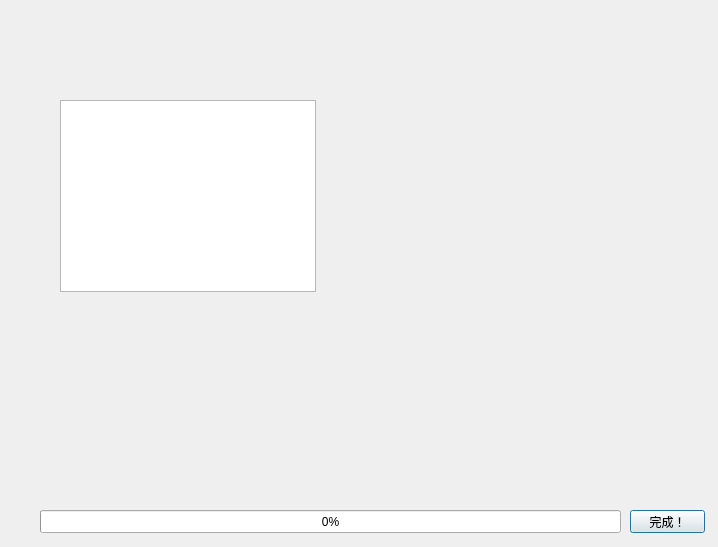
Old version of the form customizedialog.ui in the repository Type3limit/EasyManager.
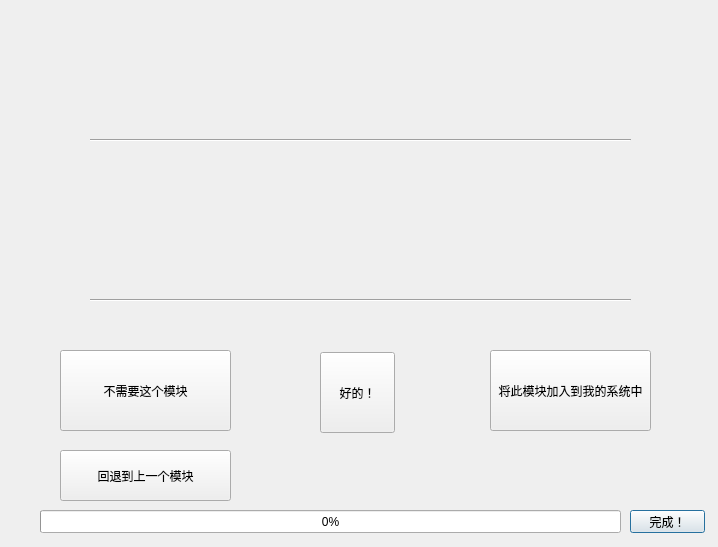
New version of the form.

What changed in the file:
```diff
--- a/customizedialog.ui
+++ b/customizedialog.ui
@@ -10,6 +10,18 @@
     <height>547</height>
    </rect>
   </property>
+  <property name="minimumSize">
+   <size>
+    <width>718</width>
+    <height>547</height>
+   </size>
+  </property>
+  <property name="maximumSize">
+   <size>
+    <width>718</width>
+    <height>547</height>
+   </size>
+  </property>
   <property name="windowTitle">
    <string>Dialog</string>
   </property>
@@ -39,14 +51,112 @@
     <string>完成！</string>
    </property>
   </widget>
-  <widget class="QGraphicsView" name="graphicsView">
+  <widget class="Line" name="TopLine">
    <property name="geometry">
     <rect>
+     <x>90</x>
+     <y>130</y>
+     <width>541</width>
+     <height>20</height>
+    </rect>
+   </property>
+   <property name="orientation">
+    <enum>Qt::Horizontal</enum>
+   </property>
+  </widget>
+  <widget class="Line" name="BottomLine">
+   <property name="geometry">
+    <rect>
+     <x>90</x>
+     <y>290</y>
+     <width>541</width>
+     <height>20</height>
+    </rect>
+   </property>
+   <property name="orientation">
+    <enum>Qt::Horizontal</enum>
+   </property>
+  </widget>
+  <widget class="QLabel" name="DescribeLabel">
+   <property name="geometry">
+    <rect>
+     <x>90</x>
+     <y>140</y>
+     <width>541</width>
+     <height>161</height>
+    </rect>
+   </property>
+   <property name="font">
+    <font>
+     <family>Microsoft YaHei UI</family>
+     <pointsize>14</pointsize>
+     <weight>75</weight>
+     <bold>true</bold>
+    </font>
+   </property>
+   <property name="focusPolicy">
+    <enum>Qt::NoFocus</enum>
+   </property>
+   <property name="layoutDirection">
+    <enum>Qt::LeftToRight</enum>
+   </property>
+   <property name="text">
+    <string/>
+   </property>
+   <property name="textFormat">
+    <enum>Qt::RichText</enum>
+   </property>
+  </widget>
+  <widget class="QPushButton" name="SureButton">
+   <property name="geometry">
+    <rect>
+     <x>490</x>
+     <y>350</y>
+     <width>161</width>
+     <height>81</height>
+    </rect>
+   </property>
+   <property name="text">
+    <string>将此模块加入到我的系统中</string>
+   </property>
+  </widget>
+  <widget class="QPushButton" name="CancelButton">
+   <property name="geometry">
+    <rect>
      <x>60</x>
-     <y>100</y>
-     <width>256</width>
-     <height>192</height>
+     <y>350</y>
+     <width>171</width>
+     <height>81</height>
     </rect>
+   </property>
+   <property name="text">
+    <string>不需要这个模块</string>
+   </property>
+  </widget>
+  <widget class="QPushButton" name="StartButton">
+   <property name="geometry">
+    <rect>
+     <x>320</x>
+     <y>352</y>
+     <width>75</width>
+     <height>81</height>
+    </rect>
+   </property>
+   <property name="text">
+    <string>好的！</string>
+   </property>
+  </widget>
+  <widget class="QPushButton" name="backbutton">
+   <property name="geometry">
+    <rect>
+     <x>60</x>
+     <y>450</y>
+     <width>171</width>
+     <height>51</height>
+    </rect>
+   </property>
+   <property name="text">
+    <string>回退到上一个模块</string>
    </property>
   </widget>
  </widget>
```
